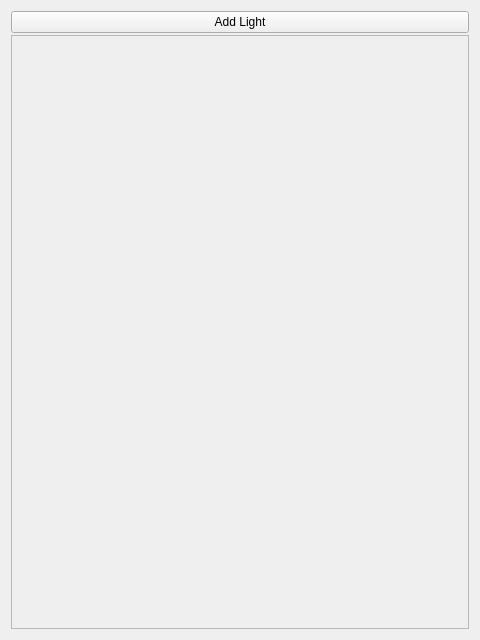
The window that Qt/Components/Resources/UI/pqLightsInspector.ui (Kitware/ParaView) describes before a commit, drawn with Qt 5.
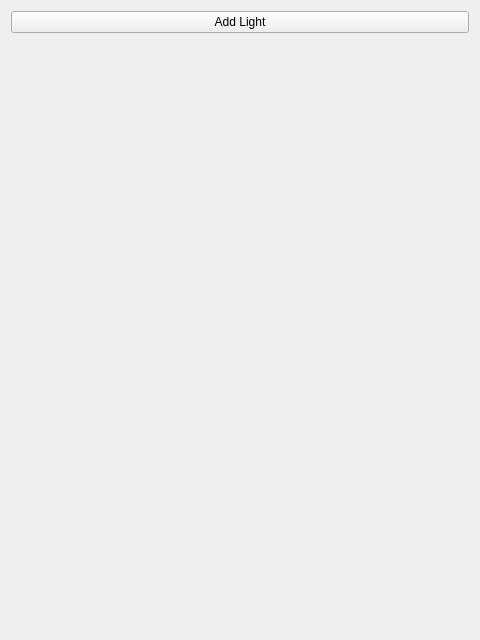
The same window after the commit.

Commit message:
Lights: fix margins, undo/redo, disable Add Light
Remove frame and margins from scroll area.

Make sure change to vtkSMRenderViewProxy is inside the UNDO_SET
for add and remove light.

Disable the Add Light button if the current view is not compatible.

```diff
--- a/Qt/Components/Resources/UI/pqLightsInspector.ui
+++ b/Qt/Components/Resources/UI/pqLightsInspector.ui
@@ -32,6 +32,15 @@
        <verstretch>0</verstretch>
       </sizepolicy>
      </property>
+     <property name="frameShape">
+      <enum>QFrame::NoFrame</enum>
+     </property>
+     <property name="frameShadow">
+      <enum>QFrame::Plain</enum>
+     </property>
+     <property name="lineWidth">
+      <number>0</number>
+     </property>
      <property name="widgetResizable">
       <bool>true</bool>
      </property>
@@ -44,7 +53,23 @@
         <height>562</height>
        </rect>
       </property>
-      <layout class="QVBoxLayout" name="verticalLayout_2" stretch="0,0,0,0,0,0,1"/>
+      <layout class="QVBoxLayout" name="verticalLayout_2" stretch="0,0,0,0,0,0,1">
+       <property name="spacing">
+        <number>0</number>
+       </property>
+       <property name="leftMargin">
+        <number>0</number>
+       </property>
+       <property name="topMargin">
+        <number>0</number>
+       </property>
+       <property name="rightMargin">
+        <number>0</number>
+       </property>
+       <property name="bottomMargin">
+        <number>0</number>
+       </property>
+      </layout>
      </widget>
     </widget>
    </item>
```
Left out of the diff: 2 changed lines with no effect on the pictures. The commit also changes 1 other file.
